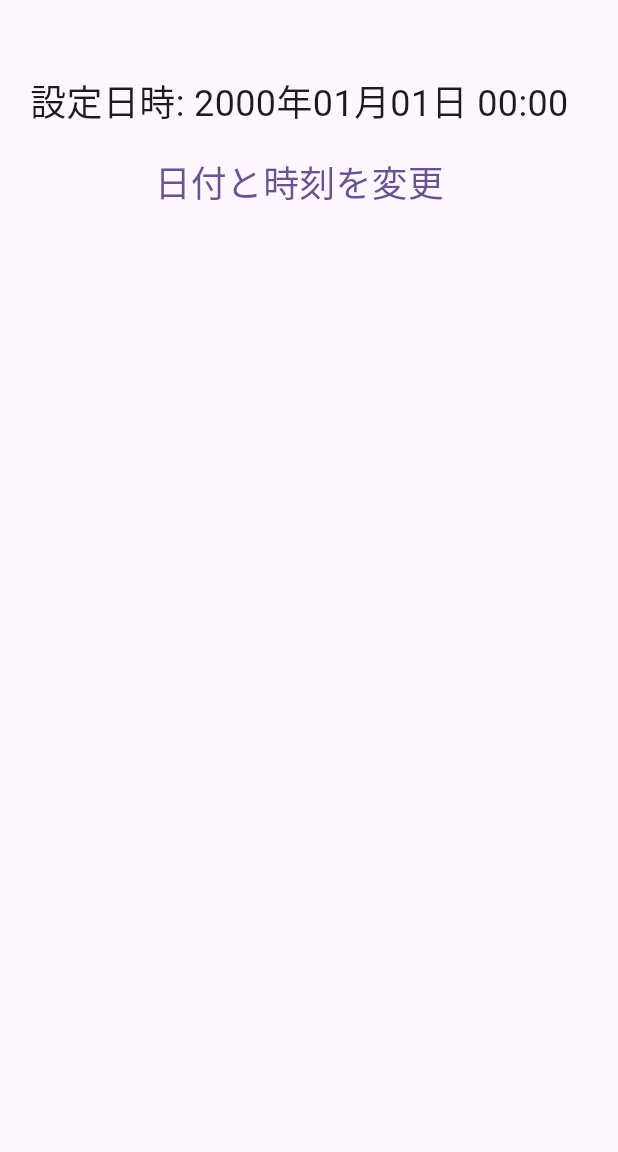
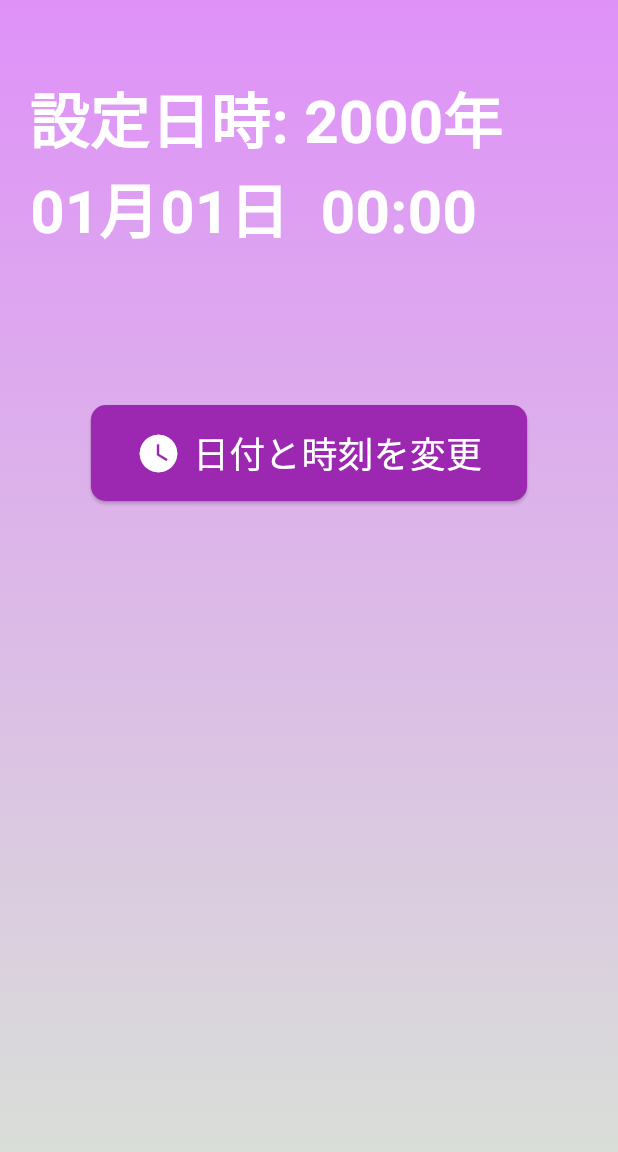
Before and after one commit to makoty-pg/susamin, a Flutter app: the AlarmSetting screen opened directly, on a phone screen of 412 x 824 dp, the part 84-1236 px from its top. Run offline on Flutter 3.47's test engine with Material 3 defaults, Android fonts, the phone set to English and light mode, and no system bars; our stand-ins replace flutter_datetime_picker_plus, sqflite; accounts and stored records are empty.

Commit message:
backgroud change

```diff
--- a/lib/alarm_setting.dart
+++ b/lib/alarm_setting.dart
@@ -9,7 +9,7 @@ class AlarmSetting extends StatefulWidget {
 }
 
 class _AlarmSettingState extends State<AlarmSetting> {
-  String dateText = '設定日時: 2000年01月01日 00:00';
+  String dateText = '設定日時: 2000年    01月01日  00:00';
 
   @override
   Widget build(BuildContext context) {
@@ -17,8 +17,20 @@ class _AlarmSettingState extends State<AlarmSetting> {
       appBar: AppBar(
         title: const Text('メモクロ'),
         backgroundColor: Colors.purple,
+
       ),
-      body: Padding(
+      body: Container(
+        decoration: BoxDecoration(
+          gradient: LinearGradient(
+            colors: [
+              Color(0xFFd9ded8), // #d9ded8
+              Color(0xffdf91f8), // #ebc0fd
+            ],
+            begin: Alignment.bottomCenter, // 下から上にグラデーション
+            end: Alignment.topCenter, // 上までグラデーション
+          ),
+        ),
+        child: Padding(
           padding: const EdgeInsets.only(top: 50, left: 20, right: 20), // 上部に余白を追加
           child: Column(
             mainAxisAlignment: MainAxisAlignment.start, // 上に詰める
@@ -27,11 +39,13 @@ class _AlarmSettingState extends State<AlarmSetting> {
               Text(
                 dateText,
                 style: const TextStyle(
-                fontSize: 24,
+                  fontSize: 40,
+                  fontWeight: FontWeight.bold, // 太字にする
+                  color: Colors.white, // 文字色
                 ),
               ),
-            const SizedBox(height: 10), // 余白
-            TextButton(
+              const SizedBox(height: 100), // 余白を追加（調整可）
+              ElevatedButton.icon(
                 onPressed: () {
                   DatePicker.showDateTimePicker(
                     context,
@@ -41,21 +55,37 @@ class _AlarmSettingState extends State<AlarmSetting> {
                     onConfirm: (date) {
                       setState(() {
                         dateText =
-                      '設定日時: ${date.year}年${date.month}月${date.day}日 ${date.hour}:${date.minute}';
+                        '設定日時: ${date.year}年    ${date.month}月${date.day}日  ${date.hour}:${date.minute}';
                       });
                     },
                     currentTime: DateTime.now(),
                     locale: LocaleType.jp,
                   );
                 },
-              child: const Text(
+                icon: const Icon(
+                  Icons.watch_later, // アラームのアイコン
+                  size: 30, // アイコンのサイズ
+                  color: Colors.white, // アイコンの色
+                ),
+                label: const Text(
                   '日付と時刻を変更',
                   style: TextStyle(
                     fontSize: 24,
+                    color: Colors.white, // 文字色
+                  ),
+                ),
+                style: ElevatedButton.styleFrom(
+                  backgroundColor: Colors.purple, // ボタンの背景色
+                  padding: const EdgeInsets.symmetric(vertical: 15, horizontal: 30), // 余白を調整
+                  shape: RoundedRectangleBorder(
+                    borderRadius: BorderRadius.circular(10), // 角を丸くする
                   ),
                 ),
               ),
+
+
             ],
+          ),
         ),
       ),
     );
--- a/lib/route.dart
+++ b/lib/route.dart
@@ -44,6 +44,7 @@ class _MyStatefulWidgetState extends State<MyStatefulWidget> {
     return Scaffold(
       body: _screens[_selectedIndex],
       bottomNavigationBar: BottomNavigationBar(
+        backgroundColor: Colors.white,  // 背景色
         currentIndex: _selectedIndex,
         selectedItemColor: Colors.purple,
         onTap: _onItemTapped,
```
Lines whose indentation alone changed are shown as unchanged.
